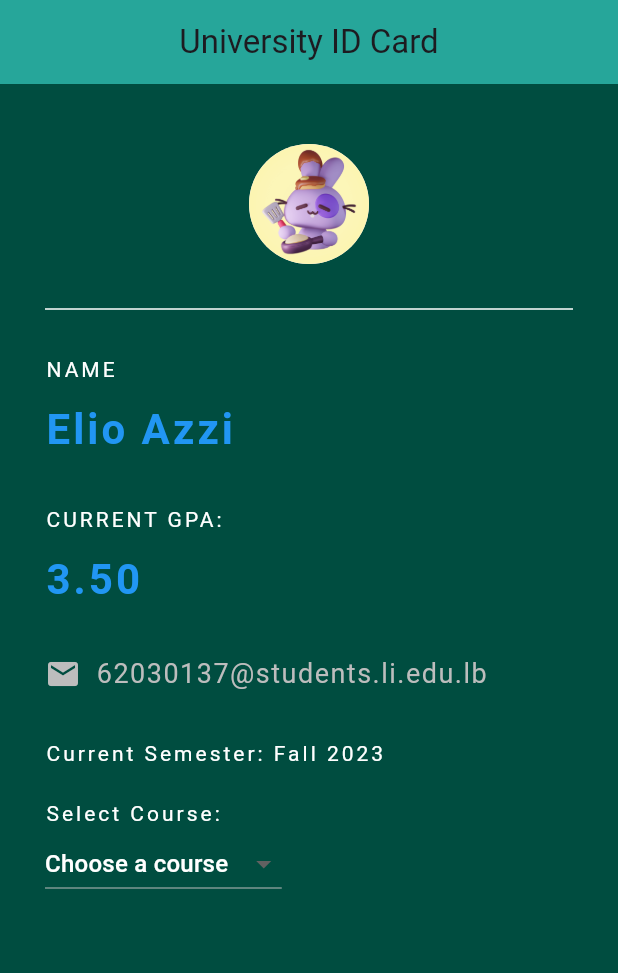
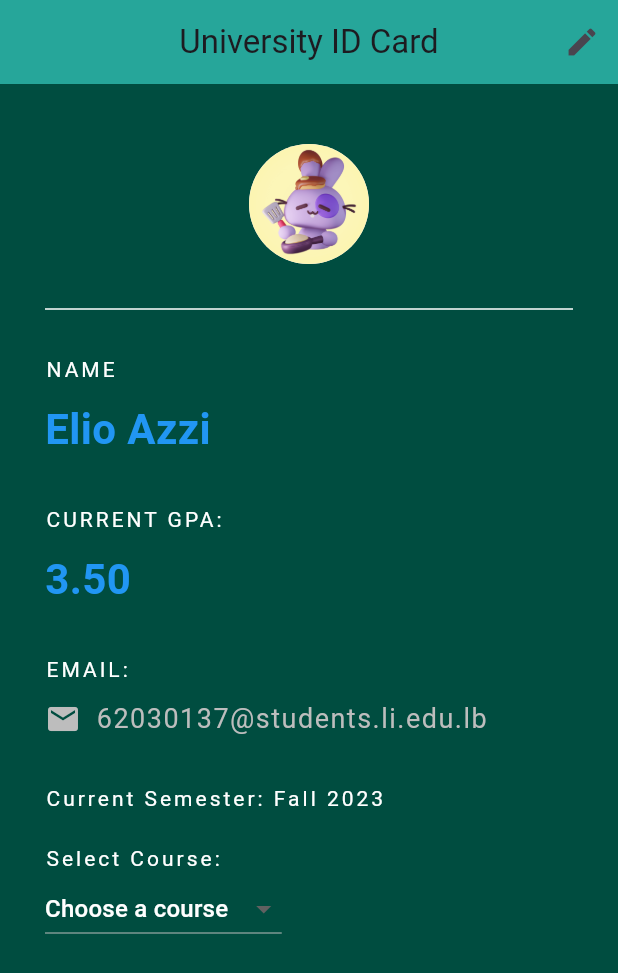
Before and after one commit to ElioAzzi12/elio_azzi_62030137_project_1, a Flutter app: the screen it shows after launch, on a phone screen of 412 x 824 dp. Shown: the top 973 px of the screen. Run offline on Flutter 3.47's test engine with Material 3 defaults, Android fonts, the phone set to English and light mode, and no system bars.

Commit message:
Added the edit button in the top right of the app that allows to edit the details of the student

```diff
--- a/lib/main.dart
+++ b/lib/main.dart
@@ -29,6 +29,35 @@ class _UniversityIDState extends State<UniversityID> {
   );
 
   Course? selectedCourse;
+  bool _isEditMode = false;
+  TextEditingController _nameController = TextEditingController();
+  TextEditingController _gpaController = TextEditingController();
+  TextEditingController _emailController = TextEditingController();
+
+  @override
+  void initState() {
+    super.initState();
+    _nameController.text = student.name;
+    _gpaController.text = student.gpa.toString();
+    _emailController.text = student.email;
+  }
+
+  void _toggleEditMode() {
+    setState(() {
+      _isEditMode = !_isEditMode;
+      if (!_isEditMode) {
+        _saveEdits();
+      }
+    });
+  }
+
+  void _saveEdits() {
+    setState(() {
+      student.name = _nameController.text;
+      student.gpa = double.tryParse(_gpaController.text) ?? student.gpa;
+      student.email = _emailController.text;
+    });
+  }
 
   void _dropCourse(Course course) {
     setState(() {
@@ -48,6 +77,12 @@ class _UniversityIDState extends State<UniversityID> {
         centerTitle: true,
         backgroundColor: Colors.teal[400],
         elevation: 0,
+        actions: [
+          IconButton(
+            icon: Icon(_isEditMode ? Icons.check : Icons.edit),
+            onPressed: _toggleEditMode,
+          ),
+        ],
       ),
       body: SingleChildScrollView(
         child: Padding(
@@ -72,14 +107,14 @@ class _UniversityIDState extends State<UniversityID> {
                 ),
               ),
               SizedBox(height: 10),
-              Text(student.name,
-                style: TextStyle(
-                  color: Colors.blue,
-                  letterSpacing: 2,
-                  fontSize: 28,
-                  fontWeight: FontWeight.bold,
-                ),
-              ),
+              _isEditMode
+                  ? TextField(
+                controller: _nameController,
+                style: TextStyle(color: Colors.blue, fontSize: 28, fontWeight: FontWeight.bold),
+                decoration: InputDecoration(labelText: 'Name', labelStyle: TextStyle(color: Colors.white)),
+              )
+                  : Text(student.name,
+                  style: TextStyle(color: Colors.blue, fontSize: 28, fontWeight: FontWeight.bold)),
               SizedBox(height: 30),
               Text('CURRENT GPA:',
                 style: TextStyle(
@@ -88,16 +123,30 @@ class _UniversityIDState extends State<UniversityID> {
                 ),
               ),
               SizedBox(height: 10),
-              Text('${student.gpa.toStringAsFixed(2)}',
+              _isEditMode
+                  ? TextField(
+                controller: _gpaController,
+                style: TextStyle(color: Colors.blue, fontSize: 28, fontWeight: FontWeight.bold),
+                decoration: InputDecoration(labelText: 'GPA', labelStyle: TextStyle(color: Colors.white)),
+                keyboardType: TextInputType.numberWithOptions(decimal: true),
+              )
+                  : Text('${student.gpa.toStringAsFixed(2)}',
+                  style: TextStyle(color: Colors.blue, fontSize: 28, fontWeight: FontWeight.bold)),
+              SizedBox(height: 30),
+              Text('EMAIL:',
                 style: TextStyle(
-                  color: Colors.blue,
+                  color: Colors.white,
                   letterSpacing: 2,
-                  fontSize: 28,
-                  fontWeight: FontWeight.bold,
                 ),
               ),
-              SizedBox(height: 30),
-              Row(
+              SizedBox(height: 10),
+              _isEditMode
+                  ? TextField(
+                controller: _emailController,
+                style: TextStyle(color: Colors.grey[400], fontSize: 18),
+                decoration: InputDecoration(labelText: 'Email', labelStyle: TextStyle(color: Colors.white)),
+              )
+                  : Row(
                 children: [
                   Icon(
                     Icons.email,
```
Also changed, not shown: 1 other file.
